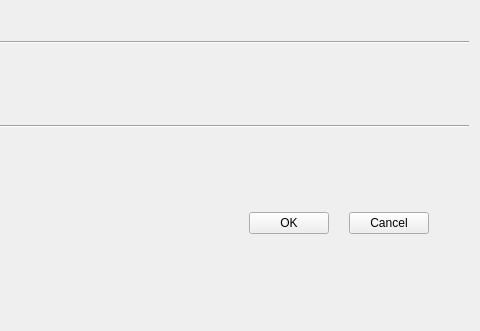
Qt form SWDev/SWDev/WaveFormSetupDlg.ui (PingJian2019/sw-device) before a commit; both pictures show x 319 to 799 and y 0 to 331 of the 799 by 331 pixel window.
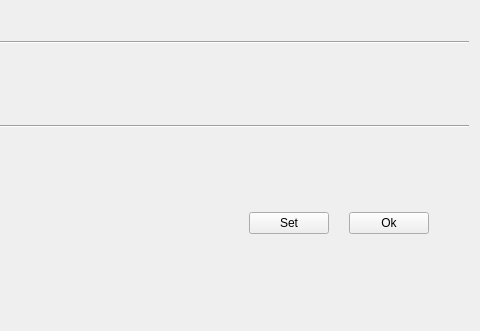
The same form after that commit.

Patch:
```diff
--- a/SWDev/SWDev/WaveFormSetupDlg.ui
+++ b/SWDev/SWDev/WaveFormSetupDlg.ui
@@ -119,14 +119,14 @@
      <item>
       <widget class="QPushButton" name="okButton">
        <property name="text">
-        <string>OK</string>
+        <string>Set</string>
        </property>
       </widget>
      </item>
      <item>
       <widget class="QPushButton" name="cancelButton">
        <property name="text">
-        <string>Cancel</string>
+        <string>Ok</string>
        </property>
       </widget>
      </item>
```
Left out of the diff: 20 changed lines with no effect on the pictures.
